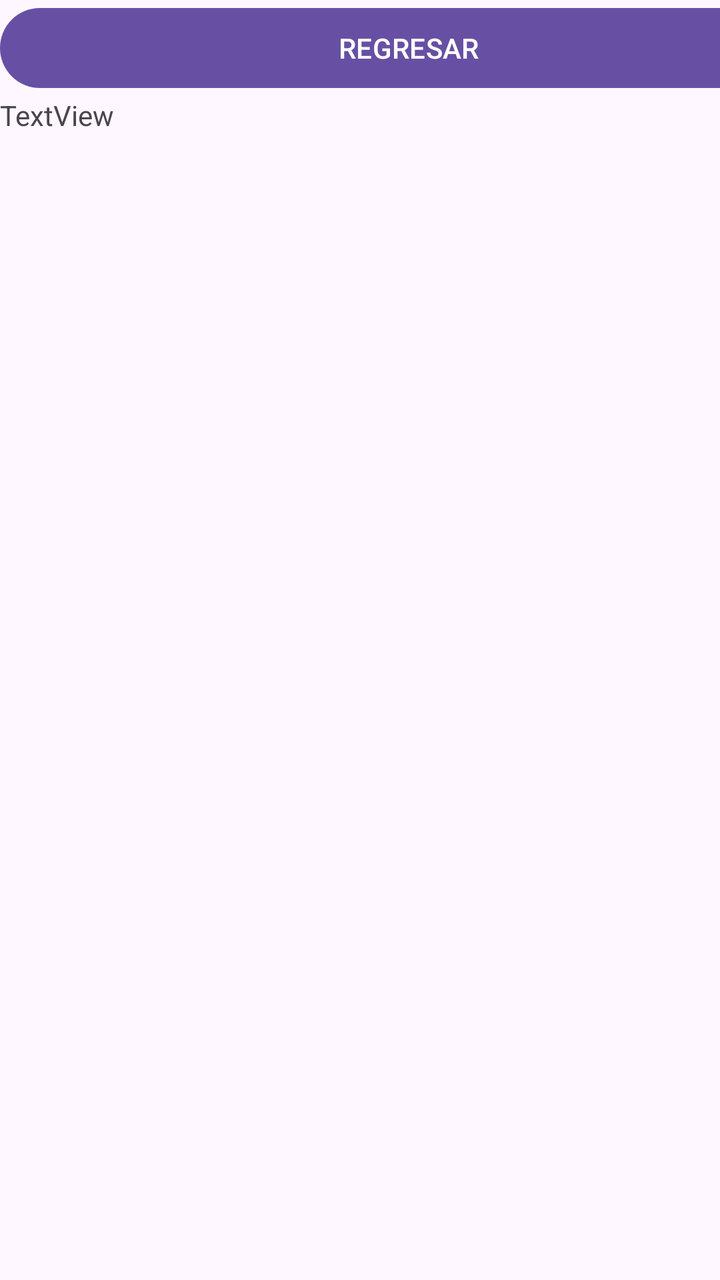
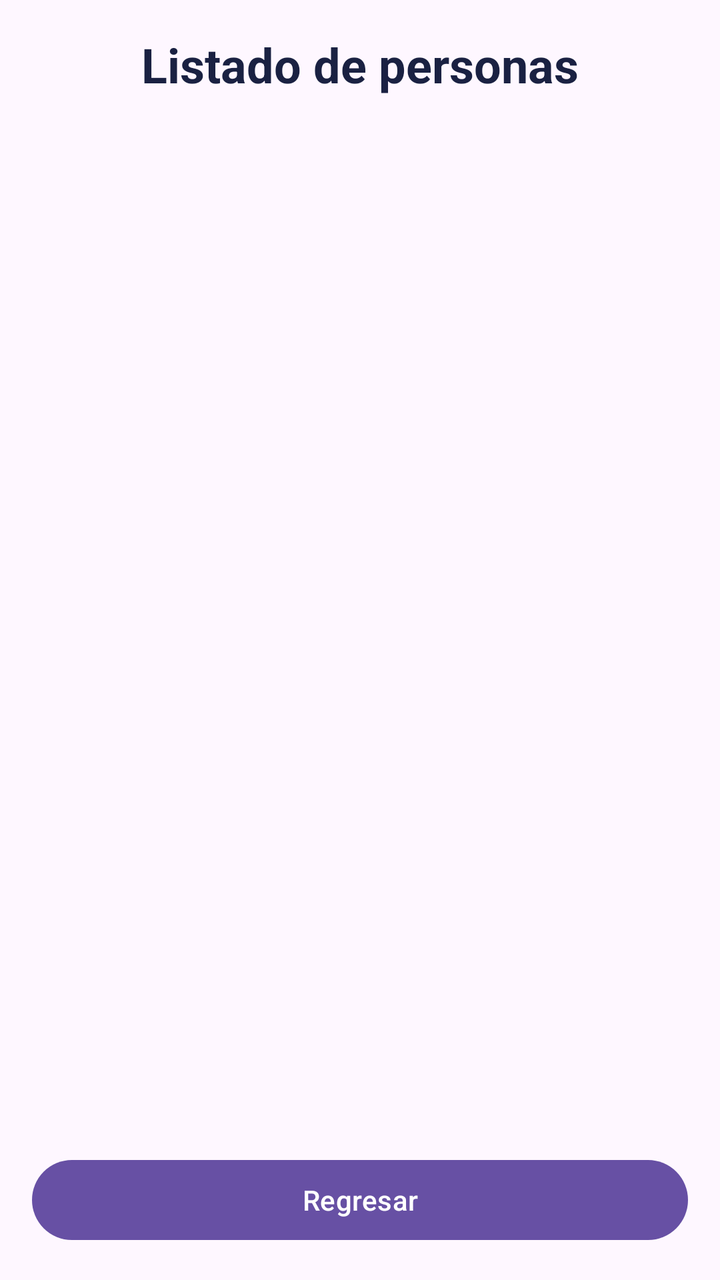

An Android layout rendered at two revisions. The XML below is the earlier revision; the diff shows what the commit changed to produce the second picture.
<!-- AndroidManifest.xml: application theme Theme.MiprimerApp -->
<!-- res/layout/activity_listados.xml -->
<?xml version="1.0" encoding="utf-8"?>
<androidx.constraintlayout.widget.ConstraintLayout xmlns:android="http://schemas.android.com/apk/res/android"
    xmlns:app="http://schemas.android.com/apk/res-auto"
    xmlns:tools="http://schemas.android.com/tools"
    android:id="@+id/txtvacio"
    android:layout_width="match_parent"
    android:layout_height="match_parent"
    tools:context=".Listados">

    <LinearLayout
        android:layout_width="409dp"
        android:layout_height="729dp"
        android:orientation="vertical"
        tools:layout_editor_absoluteX="1dp"
        tools:layout_editor_absoluteY="1dp">

        <Button
            android:id="@+id/btnregresar"
            android:layout_width="match_parent"
            android:layout_height="wrap_content"
            android:onClick="Regresar"
            android:text="REGRESAR" />

        <TextView
            android:id="@+id/txtvacio"
            android:layout_width="match_parent"
            android:layout_height="wrap_content"
            android:text="TextView" />

    </LinearLayout>

    <ScrollView
        android:layout_width="match_parent"
        android:layout_height="match_parent"
        tools:layout_editor_absoluteX="1dp"
        tools:layout_editor_absoluteY="68dp">

        <HorizontalScrollView
            android:layout_width="match_parent"
            android:layout_height="wrap_content">

            <TableLayout
                android:id="@+id/tblistado"
                android:layout_width="wrap_content"
                android:layout_height="match_parent">

                <TableRow
                    android:layout_width="match_parent"
                    android:layout_height="match_parent" />

                <TableRow
                    android:layout_width="match_parent"
                    android:layout_height="match_parent" />

                <TableRow
                    android:layout_width="match_parent"
                    android:layout_height="match_parent" />

                <TableRow
                    android:layout_width="match_parent"
                    android:layout_height="match_parent" />
            </TableLayout>
        </HorizontalScrollView>
    </ScrollView>

</androidx.constraintlayout.widget.ConstraintLayout>
<!-- resources referenced by this layout -->
<resources>
  <style name="Theme.MiprimerApp" parent="Base.Theme.MiprimerApp" />
  <style name="Base.Theme.MiprimerApp" parent="Theme.Material3.DayNight.NoActionBar">
          
          
      </style>
</resources>

<!-- the commit's change to res/layout/activity_listados.xml (unified diff, before → after) -->
@@ -1,66 +1,58 @@
 <?xml version="1.0" encoding="utf-8"?>
-<androidx.constraintlayout.widget.ConstraintLayout xmlns:android="http://schemas.android.com/apk/res/android"
-    xmlns:app="http://schemas.android.com/apk/res-auto"
+<LinearLayout xmlns:android="http://schemas.android.com/apk/res/android"
     xmlns:tools="http://schemas.android.com/tools"
-    android:id="@+id/txtvacio"
     android:layout_width="match_parent"
     android:layout_height="match_parent"
+    android:fitsSystemWindows="true"
+    android:orientation="vertical"
+    android:padding="16dp"
     tools:context=".Listados">
 
-    <LinearLayout
-        android:layout_width="409dp"
-        android:layout_height="729dp"
-        android:orientation="vertical"
-        tools:layout_editor_absoluteX="1dp"
-        tools:layout_editor_absoluteY="1dp">
+    <TextView
+        android:layout_width="match_parent"
+        android:layout_height="wrap_content"
+        android:layout_marginBottom="16dp"
+        android:gravity="center"
+        android:text="Listado de personas"
+        android:textColor="#1A2142"
+        android:textSize="24sp"
+        android:textStyle="bold" />
 
-        <Button
-            android:id="@+id/btnregresar"
-            android:layout_width="match_parent"
-            android:layout_height="wrap_content"
-            android:onClick="Regresar"
-            android:text="REGRESAR" />
-
-        <TextView
-            android:id="@+id/txtvacio"
-            android:layout_width="match_parent"
-            android:layout_height="wrap_content"
-            android:text="TextView" />
-
-    </LinearLayout>
+    <TextView
+        android:id="@+id/txtvacio"
+        android:layout_width="match_parent"
+        android:layout_height="wrap_content"
+        android:layout_marginBottom="16dp"
+        android:gravity="center"
+        android:text="No hay registros guardados"
+        android:textSize="16sp"
+        android:visibility="gone" />
 
     <ScrollView
         android:layout_width="match_parent"
-        android:layout_height="match_parent"
-        tools:layout_editor_absoluteX="1dp"
-        tools:layout_editor_absoluteY="68dp">
+        android:layout_height="0dp"
+        android:layout_weight="1">
 
         <HorizontalScrollView
             android:layout_width="match_parent"
-            android:layout_height="wrap_content">
+            android:layout_height="wrap_content"
+            android:fillViewport="true">
 
             <TableLayout
                 android:id="@+id/tblistado"
-                android:layout_width="wrap_content"
-                android:layout_height="match_parent">
+                android:layout_width="match_parent"
+                android:layout_height="wrap_content"
+                android:background="#CCCCCC"
+                android:stretchColumns="*" />
 
-                <TableRow
-                    android:layout_width="match_parent"
-                    android:layout_height="match_parent" />
-
-                <TableRow
-                    android:layout_width="match_parent"
-                    android:layout_height="match_parent" />
-
-                <TableRow
-                    android:layout_width="match_parent"
-                    android:layout_height="match_parent" />
-
-                <TableRow
-                    android:layout_width="match_parent"
-                    android:layout_height="match_parent" />
-            </TableLayout>
         </HorizontalScrollView>
     </ScrollView>
 
-</androidx.constraintlayout.widget.ConstraintLayout>
+    <Button
+        android:layout_width="match_parent"
+        android:layout_height="wrap_content"
+        android:layout_marginTop="16dp"
+        android:onClick="Regresar"
+        android:text="Regresar" />
+
+</LinearLayout>
